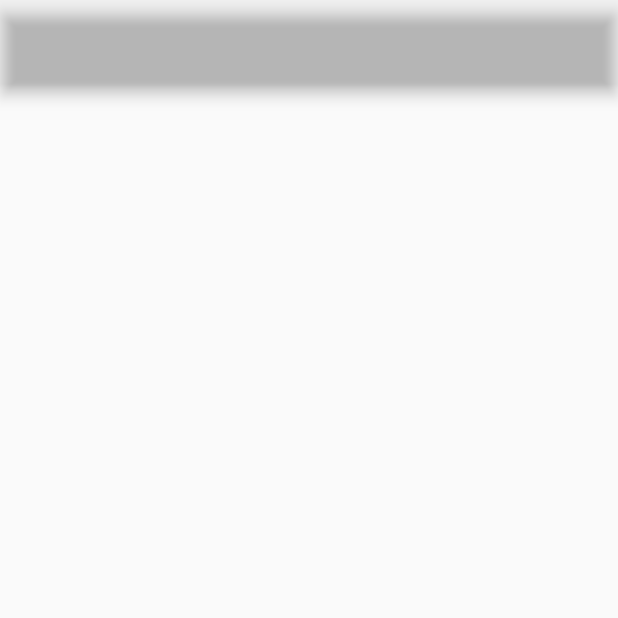
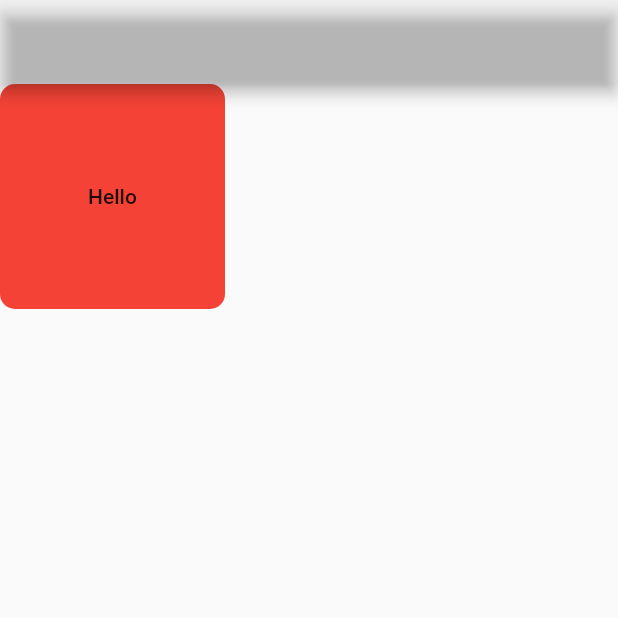
Before and after one commit to barun1607/B4Fitness, a Flutter app: the screen it shows after launch, on a phone screen of 412 x 824 dp, the top half of it. Run offline on Flutter 3.47's test engine with Material 2 defaults, Android fonts, the phone set to English and light mode, and no system bars.

Commit message:
Started making some widgets

```diff
--- a/lib/main.dart
+++ b/lib/main.dart
@@ -1,3 +1,4 @@
+import 'package:fitness/widgets/NavButton.dart';
 import 'package:flutter/cupertino.dart';
 import 'package:flutter/material.dart';
 
@@ -22,6 +23,7 @@ class Home  extends StatelessWidget {
       appBar: AppBar(
         backgroundColor: Color(100),
       ),
+      body: NavButton(),
     );
   }
 }
--- /dev/null
+++ b/lib/widgets/NavButton.dart
@@ -0,0 +1,28 @@
+import 'package:flutter/material.dart';
+
+class NavButton extends StatelessWidget {
+  final Color _color = Colors.red;
+
+  @override
+  Widget build(BuildContext context) {
+    return SizedBox(
+      height: 150,
+      width: 150,
+      child: FlatButton(
+        onPressed: () {},
+        shape: RoundedRectangleBorder(
+          borderRadius: BorderRadius.circular(10),
+        ),
+        child: Column(
+          mainAxisAlignment: MainAxisAlignment.spaceEvenly,
+          children: [
+            Text("Hello"),
+          ],
+        ),
+        color: Colors.red,
+        padding: EdgeInsets.all(0),
+        highlightColor: Colors.red[600],
+      ),
+    );
+  }
+}
```
Also changed, not shown: pubspec.yaml (+4 -3 lines), pubspec.lock, 2 other files.
